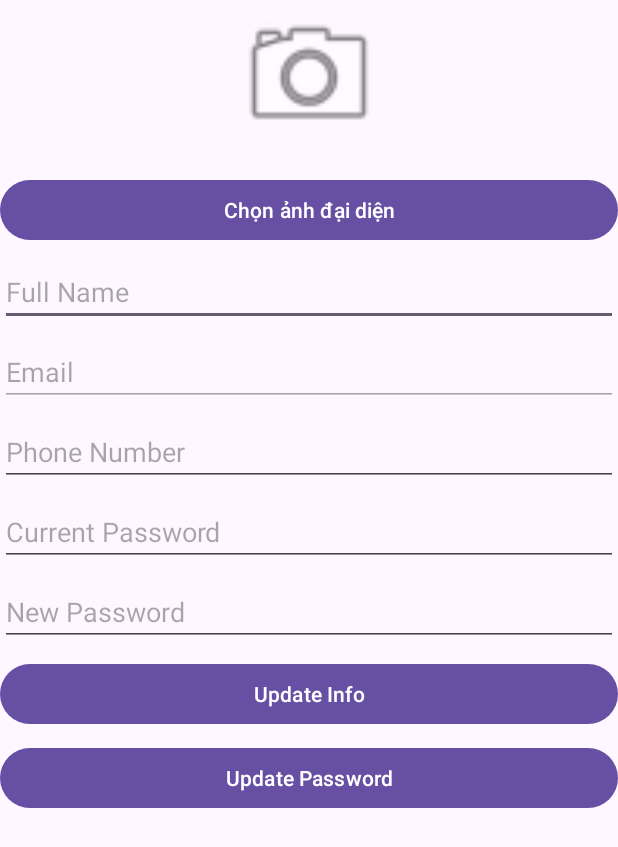
After one commit to ann11207/Badminton, an Android app: the InfomationAccountCustomer screen opened directly, with no data from a screen before it, on a phone screen of 412 x 824 dp. The commit adds this screen. Shown: the top 847 px of the screen. Run offline under Robolectric (Android 15) with nearby library versions, the phone set to English and light mode, and no system bars; our stand-ins replace Firebase (no records; nobody signed in at launch, a user with empty details on screens opened directly); 3 statements that could not run were skipped.

Commit message:
thêm sửa mật khẩu cập nhật thông tin cho user

```diff
--- a/app/build.gradle.kts
+++ b/app/build.gradle.kts
@@ -52,4 +52,6 @@ dependencies {
     implementation("androidx.gridlayout:gridlayout:1.0.0")
 
     implementation("androidx.cardview:cardview:1.0.0")
+    implementation( "com.google.firebase:firebase-auth:21.1.0")
+    implementation ("com.google.firebase:firebase-firestore:24.3.0")
 }
--- a/app/src/main/AndroidManifest.xml
+++ b/app/src/main/AndroidManifest.xml
@@ -15,6 +15,12 @@
         android:supportsRtl="true"
         android:theme="@style/Theme.Badminton"
         tools:targetApi="31">
+        <activity
+            android:name=".View.User.test"
+            android:exported="false" />
+        <activity
+            android:name=".View.User.InfomationAccountCustomer"
+            android:exported="false" />
         <activity
             android:name=".View.Admin.dialog_info_detail"
             android:exported="false" />
--- a/app/src/main/java/com/example/badminton/Controller/UserAccountController.java
+++ b/app/src/main/java/com/example/badminton/Controller/UserAccountController.java
@@ -1,8 +1,17 @@
 package com.example.badminton.Controller;
 
+import android.util.Log;
+import android.widget.Toast;
+
 import com.example.badminton.Model.UserAccountModel;
+import com.example.badminton.View.User.InfomationAccountCustomer;
 import com.google.android.gms.tasks.OnFailureListener;
 import com.google.android.gms.tasks.OnSuccessListener;
+import com.google.firebase.auth.AuthCredential;
+import com.google.firebase.auth.EmailAuthProvider;
+import com.google.firebase.auth.FirebaseAuth;
+import com.google.firebase.auth.FirebaseUser;
+import com.google.firebase.firestore.DocumentReference;
 import com.google.firebase.firestore.DocumentSnapshot;
 import com.google.firebase.firestore.FirebaseFirestore;
 import com.google.firebase.firestore.auth.User;
@@ -13,8 +22,14 @@ import java.util.List;
 public class UserAccountController {
     private FirebaseFirestore firestore;
 
+    private FirebaseAuth auth;
+    private FirebaseUser currentUser;
+
     public UserAccountController() {
         firestore = FirebaseFirestore.getInstance();
+
+        auth = FirebaseAuth.getInstance();
+        currentUser = auth.getCurrentUser();
     }
 
     public void loadUsers(OnSuccessListener<List<UserAccountModel>> successListener, OnFailureListener failureListener) {
@@ -45,7 +60,29 @@ public class UserAccountController {
                 .addOnFailureListener(failureListener);
     }
 
-    public void detailUser(UserAccountModel user, OnSuccessListener<UserAccountModel> successListener, OnFailureListener failureListener){
+    public void loadUserById(String userId, OnSuccessListener<UserAccountModel> successListener, OnFailureListener failureListener) {
+        firestore.collection("Users").document(userId)
+                .get()
+                .addOnSuccessListener(documentSnapshot -> {
+                    UserAccountModel user = documentSnapshot.toObject(UserAccountModel.class);
+                    successListener.onSuccess(user);
+                })
+                .addOnFailureListener(failureListener);
+    }
 
+    public void updateUserPassword(String currentPassword, String newPassword, OnSuccessListener<Void> successListener, OnFailureListener failureListener) {
+        if (currentUser != null) {
+            AuthCredential credential = EmailAuthProvider.getCredential(currentUser.getEmail(), currentPassword);
+
+            currentUser.reauthenticate(credential)
+                    .addOnSuccessListener(aVoid -> currentUser.updatePassword(newPassword)
+                            .addOnSuccessListener(successListener)
+                            .addOnFailureListener(failureListener))
+                    .addOnFailureListener(failureListener);
+        } else {
+            failureListener.onFailure(new Exception("Current user is not logged in"));
+        }
     }
+
+
 }
--- a/app/src/main/java/com/example/badminton/View/Adapter/UserAccountAdapter.java
+++ b/app/src/main/java/com/example/badminton/View/Adapter/UserAccountAdapter.java
@@ -77,5 +77,6 @@ public class UserAccountAdapter extends RecyclerView.Adapter<UserAccountAdapter.
         void onDeleteClick(UserAccountModel user);
 
         void onInfoClick(UserAccountModel user);
+
     }
 }
--- /dev/null
+++ b/app/src/main/java/com/example/badminton/View/User/InfomationAccountCustomer.java
@@ -0,0 +1,126 @@
+package com.example.badminton.View.User;
+
+import android.annotation.SuppressLint;
+import android.content.Intent;
+import android.net.Uri;
+import android.os.Bundle;
+import android.util.Log;
+import android.widget.Button;
+import android.widget.EditText;
+import android.widget.ImageView;
+import android.widget.Toast;
+
+import androidx.activity.EdgeToEdge;
+import androidx.annotation.NonNull;
+import androidx.appcompat.app.AppCompatActivity;
+import androidx.core.graphics.Insets;
+import androidx.core.view.ViewCompat;
+import androidx.core.view.WindowInsetsCompat;
+
+import com.example.badminton.Controller.UserAccountController;
+import com.example.badminton.Model.UserAccountModel;
+import com.example.badminton.R;
+import com.google.android.gms.tasks.OnFailureListener;
+import com.google.android.gms.tasks.OnSuccessListener;
+import com.google.firebase.auth.AuthCredential;
+import com.google.firebase.auth.EmailAuthProvider;
+import com.google.firebase.auth.FirebaseAuth;
+import com.google.firebase.auth.FirebaseUser;
+
+public class InfomationAccountCustomer extends AppCompatActivity {
+
+    private EditText editTextName, edtTextEmail, edtInfoCustomer_phoneNumber, edtInfoCustomer_oldPassword, edtInfoCustomer_newPassword;
+
+    private Button btn_updateInfo, btn_updatePass, btn_updateAvatar;
+    private UserAccountController userAccountController;
+    private FirebaseUser currentUser;
+
+    @SuppressLint("MissingInflatedId")
+    @Override
+    protected void onCreate(Bundle savedInstanceState) {
+        super.onCreate(savedInstanceState);
+        EdgeToEdge.enable(this);
+        setContentView(R.layout.activity_infomation_account_customer);
+        ViewCompat.setOnApplyWindowInsetsListener(findViewById(R.id.main), (v, insets) -> {
+            Insets systemBars = insets.getInsets(WindowInsetsCompat.Type.systemBars());
+            v.setPadding(systemBars.left, systemBars.top, systemBars.right, systemBars.bottom);
+            return insets;
+        });
+
+
+
+
+        editTextName = findViewById(R.id.edtInfoCustomer_fullName);
+        edtTextEmail = findViewById(R.id.edtInfoCustomer_email);
+        edtInfoCustomer_phoneNumber = findViewById(R.id.edtInfoCustomer_phoneNumber);
+        edtInfoCustomer_oldPassword = findViewById(R.id.edtInfoCustomer_oldPassword);
+        edtInfoCustomer_newPassword = findViewById(R.id.edtInfoCustomer_newPassword);
+
+
+        btn_updateInfo = findViewById(R.id.buttonUpdateInfo);
+        btn_updatePass = findViewById(R.id.buttonUpdatePassword);
+        btn_updateAvatar = findViewById(R.id.buttonSelectImage);
+
+        userAccountController = new UserAccountController();
+        currentUser = FirebaseAuth.getInstance().getCurrentUser();
+
+        if (currentUser != null) {
+            loadUserInfo(currentUser.getUid());
+        }
+
+
+
+        btn_updateInfo.setOnClickListener(v -> {
+            String name = editTextName.getText().toString().trim();
+            String phone = edtInfoCustomer_phoneNumber.getText().toString().trim();
+            updateUserInfo(currentUser.getUid(), name, phone);
+        });
+
+        btn_updatePass.setOnClickListener(v -> {
+            String currentPassword = edtInfoCustomer_oldPassword.getText().toString().trim();
+            String newPassword = edtInfoCustomer_newPassword.getText().toString().trim();
+            updateUserPassword(currentPassword, newPassword);
+        });
+    }
+
+    private void updateUserPassword(String currentPassword, String newPassword) {
+        userAccountController.updateUserPassword(currentPassword, newPassword,
+                aVoid -> Toast.makeText(getApplicationContext(), "đã cạp nhật mật khẩu", Toast.LENGTH_SHORT).show(),
+                e -> {
+                    Log.e("InfomationAccountCustomer", "Lỗi khi cập nhật mật khẩu", e);
+                    Toast.makeText(getApplicationContext(), "Sai mật khẩu cũ", Toast.LENGTH_SHORT).show();
+                });
+    }
+
+    private void loadUserInfo(String userId) {
+        userAccountController.loadUserById(userId, new OnSuccessListener<UserAccountModel>() {
+            @Override
+            public void onSuccess(UserAccountModel user) {
+                editTextName.setText(user.getNameAccount());
+                edtTextEmail.setText(user.getEmail());
+                edtInfoCustomer_phoneNumber.setText(user.getPhoneNumber());
+            }
+        }, new OnFailureListener() {
+            @Override
+            public void onFailure(@NonNull Exception e) {
+                Log.e("InfomationAccountCustomer", "Error loading user info", e);
+            }
+        });
+    }
+
+    private void updateUserInfo(String userId, String name, String phone) {
+        userAccountController.updateUser(userId, name, phone, new OnSuccessListener<Void>() {
+            @Override
+            public void onSuccess(Void aVoid) {
+                Toast.makeText(InfomationAccountCustomer.this, "Cập nhật thông tin thành công!", Toast.LENGTH_SHORT).show();
+            }
+        }, new OnFailureListener() {
+            @Override
+            public void onFailure(@NonNull Exception e) {
+                Log.e("InfomationAccountCustomer", "Error updating user info", e);
+            }
+        });
+    }
+
+
+}
--- a/app/src/main/res/drawable/background_view.xml
+++ b/app/src/main/res/drawable/background_view.xml
@@ -6,7 +6,7 @@
 		android:bottomLeftRadius="75dp">
 	</corners>
 	<solid
-		android:color="#FBFBFB"
+		android:color="#3551ED"
 		>
 
 	</solid>
--- /dev/null
+++ b/app/src/main/res/drawable/ic_phone.xml
@@ -0,0 +1,5 @@
+<vector xmlns:android="http://schemas.android.com/apk/res/android" android:height="24dp" android:tint="#000000" android:viewportHeight="24" android:viewportWidth="24" android:width="24dp">
+
+    <path android:fillColor="@android:color/white" android:pathData="M6.62,10.79c1.44,2.83 3.76,5.14 6.59,6.59l2.2,-2.2c0.27,-0.27 0.67,-0.36 1.02,-0.24 1.12,0.37 2.33,0.57 3.57,0.57 0.55,0 1,0.45 1,1V20c0,0.55 -0.45,1 -1,1 -9.39,0 -17,-7.61 -17,-17 0,-0.55 0.45,-1 1,-1h3.5c0.55,0 1,0.45 1,1 0,1.25 0.2,2.45 0.57,3.57 0.11,0.35 0.03,0.74 -0.25,1.02l-2.2,2.2z"/>
+
+</vector>
--- a/app/src/main/res/layout/activity_dash_board_user.xml
+++ b/app/src/main/res/layout/activity_dash_board_user.xml
@@ -116,6 +116,7 @@
                 android:orientation="vertical">
 
                 <ImageButton
+                    android:id="@+id/dsbCus_info"
                     android:layout_width="150dp"
                     android:layout_height="100dp"
                     android:src="@drawable/ic_info1"
--- /dev/null
+++ b/app/src/main/res/layout/activity_infomation_account_customer.xml
@@ -0,0 +1,79 @@
+<?xml version="1.0" encoding="utf-8"?>
+<LinearLayout xmlns:android="http://schemas.android.com/apk/res/android"
+    android:layout_width="match_parent"
+    android:layout_height="match_parent"
+    android:orientation="vertical"
+    android:id="@+id/main"
+    android:padding="16dp">
+    <ImageView
+        android:id="@+id/imgAvatar"
+        android:layout_width="100dp"
+        android:layout_height="100dp"
+        android:layout_gravity="center"
+        android:scaleType="centerCrop"
+        android:layout_marginBottom="16dp"
+        android:src="@android:drawable/ic_menu_camera" />
+
+
+    <Button
+        android:id="@+id/buttonSelectImage"
+        android:layout_width="match_parent"
+        android:layout_height="wrap_content"
+        android:text="Chọn ảnh đại diện"
+        android:layout_marginBottom="8dp"/>
+    <EditText
+        android:id="@+id/edtInfoCustomer_fullName"
+        android:layout_width="match_parent"
+        android:layout_height="wrap_content"
+        android:hint="Full Name"
+        android:inputType="textPersonName"
+        android:layout_marginBottom="8dp"/>
+
+    <EditText
+        android:id="@+id/edtInfoCustomer_email"
+        android:layout_width="match_parent"
+        android:layout_height="wrap_content"
+        android:hint="Email"
+        android:inputType="textEmailAddress"
+        android:layout_marginBottom="8dp"
+        android:enabled="false"/>
+
+    <EditText
+        android:id="@+id/edtInfoCustomer_phoneNumber"
+        android:layout_width="match_parent"
+        android:layout_height="wrap_content"
+        android:hint="Phone Number"
+        android:inputType="phone"
+        android:layout_marginBottom="8dp"/>
+
+    <EditText
+        android:id="@+id/edtInfoCustomer_oldPassword"
+        android:layout_width="match_parent"
+        android:layout_height="wrap_content"
+        android:hint="Current Password"
+        android:inputType="textPassword"
+        android:layout_marginBottom="8dp"/>
+
+    <EditText
+        android:id="@+id/edtInfoCustomer_newPassword"
+        android:layout_width="match_parent"
+        android:layout_height="wrap_content"
+        android:hint="New Password"
+        android:inputType="textPassword"
+        android:layout_marginBottom="8dp"/>
+
+    <Button
+        android:id="@+id/buttonUpdateInfo"
+        android:layout_width="match_parent"
+        android:layout_height="wrap_content"
+        android:text="Update Info"
+        android:layout_marginBottom="8dp"/>
+
+    <Button
+        android:id="@+id/buttonUpdatePassword"
+        android:layout_width="match_parent"
+        android:layout_height="wrap_content"
+        android:text="Update Password"
+        android:layout_marginBottom="8dp"/>
+
+</LinearLayout>
```
Also changed, not shown: app/src/main/java/com/example/badminton/Model/UserAccountModel.java (+10 -0 lines), app/src/main/java/com/example/badminton/View/Admin/dialog_info_detail.java (+0 -24 lines), app/src/main/java/com/example/badminton/View/User/DashBoardUser.java (+13 -1 lines).
